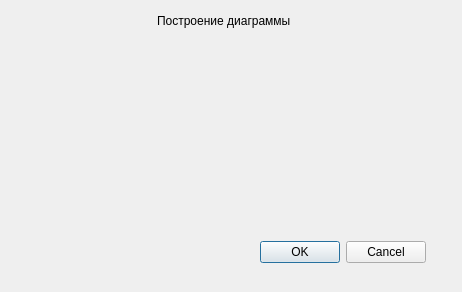
Before: the Qt Designer form createChartDialog.ui in d4xDFl0w4r/IntroductoryPracticeSem2, drawn with Qt 5.
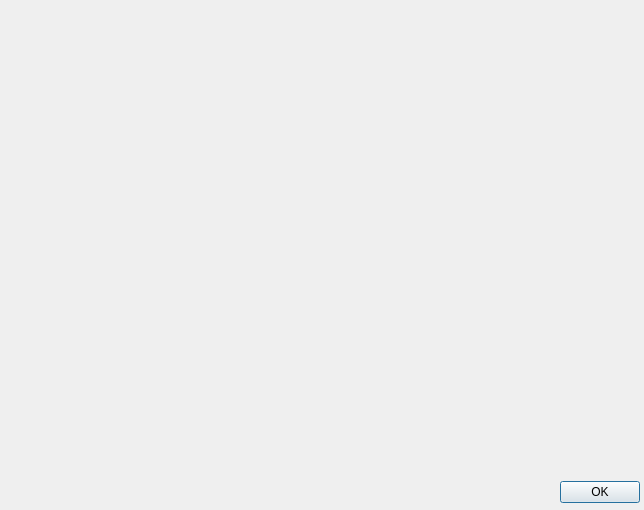
After: the same form once the commit is applied.

Commit message: pie chart was created, cmake was replaced by qmake

Diff of the .ui file:
```diff
--- a/createChartDialog.ui
+++ b/createChartDialog.ui
@@ -6,70 +6,39 @@
    <rect>
     <x>0</x>
     <y>0</y>
-    <width>462</width>
-    <height>292</height>
+    <width>644</width>
+    <height>510</height>
    </rect>
   </property>
   <property name="windowTitle">
    <string>Dialog</string>
   </property>
   <widget class="QDialogButtonBox" name="buttonBox">
+   <property name="enabled">
+    <bool>true</bool>
+   </property>
    <property name="geometry">
     <rect>
-     <x>260</x>
-     <y>240</y>
-     <width>166</width>
-     <height>24</height>
+     <x>560</x>
+     <y>480</y>
+     <width>80</width>
+     <height>25</height>
     </rect>
    </property>
    <property name="standardButtons">
-    <set>QDialogButtonBox::Cancel|QDialogButtonBox::Ok</set>
+    <set>QDialogButtonBox::Ok</set>
    </property>
   </widget>
-  <widget class="QWidget" name="">
+  <widget class="QFrame" name="horizontalFrame">
    <property name="geometry">
     <rect>
-     <x>110</x>
-     <y>10</y>
-     <width>228</width>
-     <height>22</height>
+     <x>-1</x>
+     <y>-1</y>
+     <width>641</width>
+     <height>471</height>
     </rect>
    </property>
-   <layout class="QHBoxLayout" name="horizontalLayout">
-    <item>
-     <spacer name="horizontalSpacer">
-      <property name="orientation">
-       <enum>Qt::Horizontal</enum>
-      </property>
-      <property name="sizeHint" stdset="0">
-       <size>
-        <width>40</width>
-        <height>20</height>
-       </size>
-      </property>
-     </spacer>
-    </item>
-    <item>
-     <widget class="QLabel" name="label">
-      <property name="text">
-       <string>Построение диаграммы</string>
-      </property>
-     </widget>
-    </item>
-    <item>
-     <spacer name="horizontalSpacer_2">
-      <property name="orientation">
-       <enum>Qt::Horizontal</enum>
-      </property>
-      <property name="sizeHint" stdset="0">
-       <size>
-        <width>40</width>
-        <height>20</height>
-       </size>
-      </property>
-     </spacer>
-    </item>
-   </layout>
+   <layout class="QHBoxLayout" name="horizontalLayout_2"/>
   </widget>
  </widget>
  <resources/>
```
Left out of the diff: 3 changed lines with no effect on the pictures. The commit also changes 6 other files.
